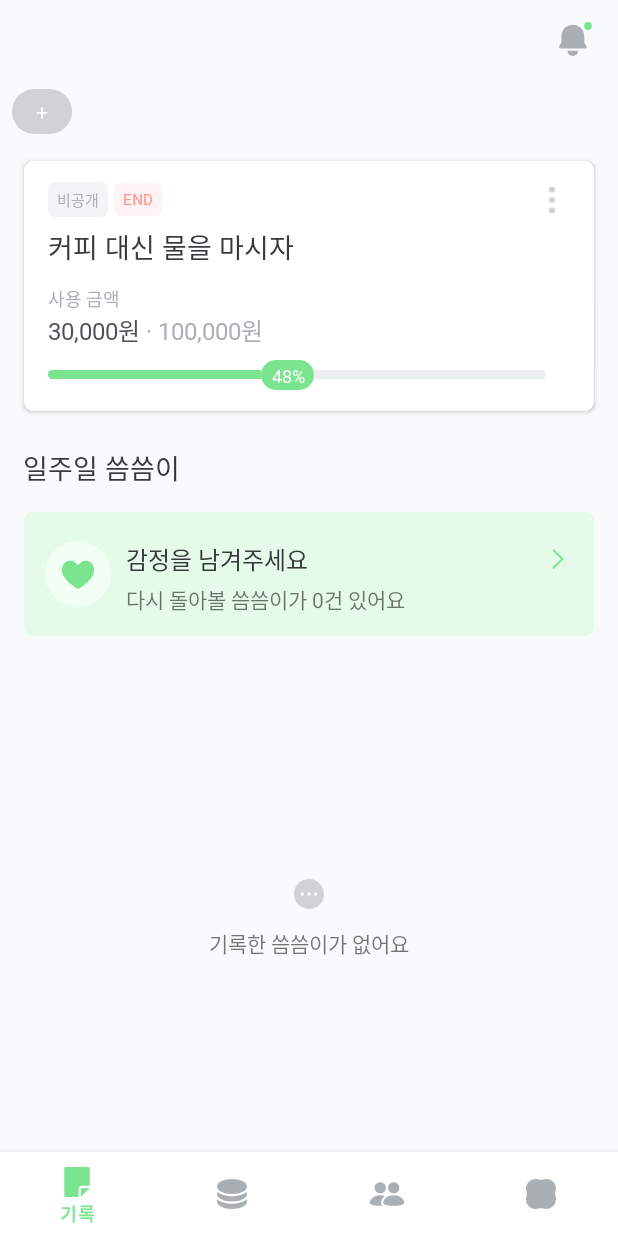
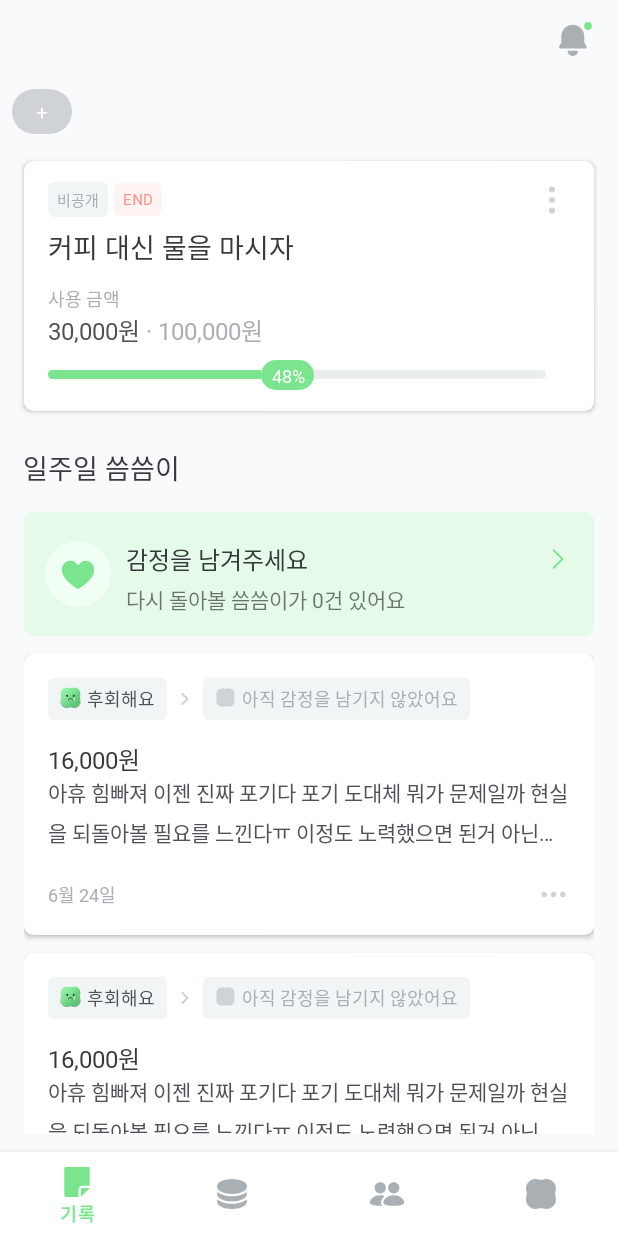
Before and after one commit to PomeTeam/POME_Android, an Android app: the screen it shows after launch (MainActivity), after a tap on "test", on a phone screen of 412 x 824 dp. Run offline under Robolectric (Android 15) with nearby library versions, the phone set to English and light mode, and no system bars; our stand-ins replace Dagger/Hilt's generated code, data binding, navigation-ui; 2 statements that could not run were skipped.

Commit message:
feat : contents card item list 구현

```diff
--- /dev/null
+++ b/app/src/main/java/com/teampome/pome/presentation/record/RecordContentsCardAdapter.kt
@@ -0,0 +1,45 @@
+package com.teampome.pome.presentation.record
+
+import android.view.LayoutInflater
+import android.view.ViewGroup
+import androidx.recyclerview.widget.DiffUtil
+import androidx.recyclerview.widget.ListAdapter
+import androidx.recyclerview.widget.RecyclerView
+import com.teampome.pome.databinding.ItemRecordEmotionCardBinding
+
+class RecordContentsCardAdapter : ListAdapter<String, RecordContentsCardAdapter.RecordContentsCardViewHolder>(
+    RecordContentsCardDiffCallback()
+) {
+    private lateinit var binding: ItemRecordEmotionCardBinding
+
+    override fun onCreateViewHolder(
+        parent: ViewGroup,
+        viewType: Int
+    ): RecordContentsCardViewHolder {
+        binding = ItemRecordEmotionCardBinding.inflate(LayoutInflater.from(parent.context), parent, false)
+
+        return RecordContentsCardViewHolder(binding)
+    }
+
+    override fun onBindViewHolder(holder: RecordContentsCardViewHolder, position: Int) {
+        holder.bind()
+    }
+
+    inner class RecordContentsCardViewHolder(
+        binding : ItemRecordEmotionCardBinding
+    ) : RecyclerView.ViewHolder(binding.root) {
+        fun bind() {
+
+        }
+    }
+}
+
+class RecordContentsCardDiffCallback : DiffUtil.ItemCallback<String>() {
+    override fun areItemsTheSame(oldItem: String, newItem: String): Boolean {
+        return oldItem == newItem
+    }
+
+    override fun areContentsTheSame(oldItem: String, newItem: String): Boolean {
+        return oldItem == newItem
+    }
+}
--- a/app/src/main/java/com/teampome/pome/presentation/record/RecordFragment.kt
+++ b/app/src/main/java/com/teampome/pome/presentation/record/RecordFragment.kt
@@ -26,6 +26,8 @@ class RecordFragment : BaseFragment<FragmentRecordBinding>(R.layout.fragment_rec
                     }
                 })
             }
+
+        binding.recordEmotionRv.adapter = RecordContentsCardAdapter()
 
         binding.recordAmountProgressAsb.apply {
             isEnabled = false
@@ -61,6 +63,18 @@ class RecordFragment : BaseFragment<FragmentRecordBinding>(R.layout.fragment_rec
                 )
             )
         )
+
+        (binding.recordEmotionRv.adapter as RecordContentsCardAdapter).submitList(
+            listOf(
+                "",
+                "",
+                "",
+                "",
+                "",
+                "",
+                ""
+            )
+        )
     }
 
     override fun initListener() {
--- /dev/null
+++ b/app/src/main/res/drawable/emoji_mono_16.xml
@@ -0,0 +1,9 @@
+<vector xmlns:android="http://schemas.android.com/apk/res/android"
+    android:width="16dp"
+    android:height="16dp"
+    android:viewportWidth="16"
+    android:viewportHeight="16">
+  <path
+      android:pathData="M1.186,6.742C0.191,3.345 3.345,0.191 6.742,1.186C7.563,1.427 8.437,1.427 9.258,1.186C12.655,0.192 15.809,3.345 14.814,6.742C14.573,7.563 14.573,8.437 14.814,9.258C15.808,12.655 12.655,15.809 9.258,14.814C8.437,14.573 7.563,14.573 6.742,14.814C3.345,15.808 0.191,12.655 1.186,9.258C1.427,8.437 1.427,7.563 1.186,6.742Z"
+      android:fillColor="#CFD3D6"/>
+</vector>
--- /dev/null
+++ b/app/src/main/res/drawable/ic_more_22.xml
@@ -0,0 +1,10 @@
+<vector xmlns:android="http://schemas.android.com/apk/res/android"
+    android:width="22dp"
+    android:height="22dp"
+    android:viewportWidth="22"
+    android:viewportHeight="22">
+  <path
+      android:pathData="M4.794,12.833C4.553,12.833 4.315,12.786 4.093,12.694C3.87,12.601 3.668,12.466 3.498,12.296C3.327,12.126 3.192,11.923 3.1,11.701C3.008,11.478 2.961,11.24 2.961,10.999C2.961,10.758 3.008,10.52 3.101,10.297C3.193,10.075 3.328,9.873 3.498,9.703C3.669,9.532 3.871,9.397 4.093,9.305C4.316,9.213 4.554,9.166 4.795,9.166C5.282,9.166 5.748,9.359 6.092,9.703C6.436,10.047 6.629,10.514 6.629,11C6.628,11.486 6.435,11.953 6.091,12.297C5.747,12.64 5.281,12.833 4.794,12.833ZM11.001,12.833C10.515,12.833 10.049,12.64 9.705,12.296C9.361,11.953 9.168,11.486 9.168,11C9.168,10.514 9.361,10.047 9.705,9.704C10.049,9.36 10.515,9.167 11.001,9.167C11.487,9.167 11.954,9.36 12.297,9.704C12.641,10.047 12.834,10.514 12.834,11C12.834,11.486 12.641,11.953 12.297,12.296C11.954,12.64 11.487,12.833 11.001,12.833ZM17.207,12.833C16.966,12.833 16.728,12.786 16.505,12.694C16.283,12.601 16.08,12.466 15.91,12.296C15.74,12.126 15.605,11.923 15.513,11.701C15.421,11.478 15.373,11.24 15.373,10.999C15.374,10.758 15.421,10.52 15.513,10.297C15.606,10.075 15.741,9.873 15.911,9.703C16.081,9.532 16.284,9.397 16.506,9.305C16.729,9.213 16.967,9.166 17.208,9.166C17.694,9.166 18.16,9.359 18.504,9.703C18.848,10.047 19.041,10.514 19.041,11C19.041,11.486 18.848,11.953 18.504,12.297C18.16,12.64 17.693,12.833 17.207,12.833Z"
+      android:fillColor="#CFD3D6"
+      android:fillType="evenOdd"/>
+</vector>
--- a/app/src/main/res/layout/fragment_record.xml
+++ b/app/src/main/res/layout/fragment_record.xml
@@ -326,6 +326,7 @@
             android:id="@+id/record_no_write_emotion_container_cl"
             android:layout_width="match_parent"
             android:layout_height="0dp"
+            android:visibility="gone"
             app:layout_constraintTop_toBottomOf="@id/record_write_emotion_container_cl"
             app:layout_constraintBottom_toBottomOf="parent">
 
@@ -355,5 +356,18 @@
                     app:layout_constraintEnd_toEndOf="@id/record_no_write_emotion_aiv"/>
             </androidx.constraintlayout.widget.ConstraintLayout>
         </androidx.constraintlayout.widget.ConstraintLayout>
+
+        <androidx.recyclerview.widget.RecyclerView
+            android:id="@+id/record_emotion_rv"
+            android:layout_width="0dp"
+            android:layout_height="0dp"
+            app:layoutManager="androidx.recyclerview.widget.LinearLayoutManager"
+            tools:listitem="@layout/item_record_emotion_card"
+            android:layout_marginVertical="12dp"
+            android:paddingHorizontal="16dp"
+            app:layout_constraintTop_toBottomOf="@id/record_write_emotion_container_cl"
+            app:layout_constraintStart_toStartOf="parent"
+            app:layout_constraintEnd_toEndOf="parent"
+            app:layout_constraintBottom_toBottomOf="parent"/>
     </androidx.constraintlayout.widget.ConstraintLayout>
 </layout>
--- /dev/null
+++ b/app/src/main/res/layout/item_record_emotion_card.xml
@@ -0,0 +1,155 @@
+<?xml version="1.0" encoding="utf-8"?>
+<layout xmlns:android="http://schemas.android.com/apk/res/android"
+    xmlns:app="http://schemas.android.com/apk/res-auto"
+    xmlns:tools="http://schemas.android.com/tools"
+    xmlns:bind="http://schemas.android.com/tools">
+
+    <data>
+
+    </data>
+
+    <androidx.cardview.widget.CardView
+        android:layout_width="match_parent"
+        android:layout_height="wrap_content"
+        app:cardCornerRadius="6dp"
+        app:cardBackgroundColor="@color/white"
+        app:cardPreventCornerOverlap="true"
+        android:shadowDy="2"
+        android:layout_marginBottom="12dp">
+
+        <androidx.constraintlayout.widget.ConstraintLayout
+            android:layout_width="match_parent"
+            android:layout_height="wrap_content"
+            android:padding="16dp">
+
+            <androidx.constraintlayout.widget.ConstraintLayout
+                android:id="@+id/record_contents_card_first_emotion_container_cl"
+                android:layout_width="wrap_content"
+                android:layout_height="wrap_content"
+                android:background="@drawable/item_grey1_r4_background"
+                android:paddingHorizontal="8dp"
+                android:paddingVertical="6dp"
+                app:layout_constraintStart_toStartOf="parent"
+                app:layout_constraintTop_toTopOf="parent">
+
+                <androidx.appcompat.widget.AppCompatImageView
+                    android:id="@+id/record_contents_card_first_emotion_aiv"
+                    android:layout_width="14dp"
+                    android:layout_height="14dp"
+                    android:scaleType="fitXY"
+                    tools:src="@drawable/emoji_mint_fiter_sad"
+                    android:src="@drawable/emoji_mint_fiter_sad"
+                    app:layout_constraintStart_toStartOf="parent"
+                    app:layout_constraintTop_toTopOf="parent" />
+
+                <androidx.appcompat.widget.AppCompatTextView
+                    android:id="@+id/record_contents_card_first_emotion_tv"
+                    style="@style/Pome.Medium.12"
+                    android:layout_width="wrap_content"
+                    android:layout_height="wrap_content"
+                    android:layout_marginStart="4dp"
+                    tools:text="후회해요"
+                    android:text="후회해요"
+                    android:textColor="@color/grey_7"
+                    app:layout_constraintBottom_toBottomOf="@id/record_contents_card_first_emotion_aiv"
+                    app:layout_constraintStart_toEndOf="@id/record_contents_card_first_emotion_aiv"
+                    app:layout_constraintTop_toTopOf="@id/record_contents_card_first_emotion_aiv" />
+            </androidx.constraintlayout.widget.ConstraintLayout>
+
+            <androidx.appcompat.widget.AppCompatImageView
+                android:id="@+id/record_contents_card_next_arrow_aiv"
+                android:layout_width="wrap_content"
+                android:layout_height="wrap_content"
+                android:layout_marginStart="6dp"
+                android:src="@drawable/ic_arrow_right_12"
+                app:layout_constraintBottom_toBottomOf="@id/record_contents_card_first_emotion_container_cl"
+                app:layout_constraintStart_toEndOf="@id/record_contents_card_first_emotion_container_cl"
+                app:layout_constraintTop_toTopOf="@id/record_contents_card_first_emotion_container_cl" />
+
+            <androidx.constraintlayout.widget.ConstraintLayout
+                android:id="@+id/record_contents_card_last_emotion_container_cl"
+                android:layout_width="wrap_content"
+                android:layout_height="wrap_content"
+                android:layout_marginStart="6dp"
+                android:background="@drawable/item_grey1_r4_background"
+                android:paddingHorizontal="8dp"
+                android:paddingVertical="6dp"
+                app:layout_constraintBottom_toBottomOf="@id/record_contents_card_first_emotion_container_cl"
+                app:layout_constraintStart_toEndOf="@id/record_contents_card_next_arrow_aiv"
+                app:layout_constraintTop_toTopOf="@id/record_contents_card_first_emotion_container_cl">
+
+                <androidx.appcompat.widget.AppCompatImageView
+                    android:id="@+id/record_contents_card_last_emotion_aiv"
+                    android:layout_width="14dp"
+                    android:layout_height="14dp"
+                    android:scaleType="fitXY"
+                    tools:src="@drawable/emoji_mono_16"
+                    android:src="@drawable/emoji_mono_16"
+                    app:layout_constraintStart_toStartOf="parent"
+                    app:layout_constraintTop_toTopOf="parent" />
+
+                <androidx.appcompat.widget.AppCompatTextView
+                    android:id="@+id/record_contents_card_last_emotion_tv"
+                    style="@style/Pome.Medium.12"
+                    android:layout_width="wrap_content"
+                    android:layout_height="wrap_content"
+                    android:layout_marginStart="4dp"
+                    tools:text="아직 감정을 남기지 않았어요"
+                    android:text="아직 감정을 남기지 않았어요"
+                    android:textColor="@color/grey_5"
+                    app:layout_constraintBottom_toBottomOf="@id/record_contents_card_last_emotion_aiv"
+                    app:layout_constraintStart_toEndOf="@id/record_contents_card_last_emotion_aiv"
+                    app:layout_constraintTop_toTopOf="@id/record_contents_card_last_emotion_aiv" />
+            </androidx.constraintlayout.widget.ConstraintLayout>
+
+            <androidx.appcompat.widget.AppCompatTextView
+                style="@style/Pome.SemiBold.16"
+                android:id="@+id/record_contents_card_title_atv"
+                android:layout_width="wrap_content"
+                android:layout_height="wrap_content"
+                android:text="16,000원"
+                android:textColor="@color/grey_8"
+                android:lineSpacingExtra="3sp"
+                android:maxLines="1"
+                android:ellipsize="end"
+                android:layout_marginTop="14dp"
+                app:layout_constraintTop_toBottomOf="@id/record_contents_card_first_emotion_container_cl"
+                app:layout_constraintStart_toStartOf="parent"/>
+
+            <androidx.appcompat.widget.AppCompatTextView
+                style="@style/Pome.Regular.14"
+                android:id="@+id/record_contents_card_subtitle_atv"
+                android:layout_width="0dp"
+                android:layout_height="wrap_content"
+                android:maxLines="2"
+                android:ellipsize="end"
+                android:textColor="@color/grey_7"
+                tools:text="아휴 힘빠져 이젠 진짜 포기다 포기 도대체 뭐가 문제일까 현실을 되돌아볼 필요를 느낀다ㅠ 이정도 노력했으면 된거 아닌가 진짜 개 힘빠지네 그래서 오늘은 물 대신 라떼 한잔을 마셨습니다 ㅋ 라뗴 존맛탱~~ 다들 나흐바 시그니쳐 커피를 마셔주세요 설탕 솔솔 뿌려서 개맛있음"
+                android:text="아휴 힘빠져 이젠 진짜 포기다 포기 도대체 뭐가 문제일까 현실을 되돌아볼 필요를 느낀다ㅠ 이정도 노력했으면 된거 아닌가 진짜 개 힘빠지네 그래서 오늘은 물 대신 라떼 한잔을 마셨습니다 ㅋ 라뗴 존맛탱~~ 다들 나흐바 시그니쳐 커피를 마셔주세요 설탕 솔솔 뿌려서 개맛있음"
+                android:lineSpacingExtra="6sp"
+                app:layout_constraintTop_toBottomOf="@id/record_contents_card_title_atv"
+                app:layout_constraintStart_toStartOf="parent"
+                app:layout_constraintEnd_toEndOf="parent"/>
+
+            <androidx.appcompat.widget.AppCompatTextView
+                style="@style/Pome.Regular.12"
+                android:id="@+id/record_contents_card_date_atv"
+                android:layout_width="wrap_content"
+                android:layout_height="wrap_content"
+                tools:text="6월 24일"
+                android:text="6월 24일"
+                android:textColor="@color/grey_5"
+                android:layout_marginTop="22dp"
+                app:layout_constraintTop_toBottomOf="@id/record_contents_card_subtitle_atv"
+                app:layout_constraintStart_toStartOf="parent"/>
+
+            <androidx.appcompat.widget.AppCompatImageView
+                android:layout_width="wrap_content"
+                android:layout_height="wrap_content"
+                app:layout_constraintTop_toTopOf="@id/record_contents_card_date_atv"
+                app:layout_constraintBottom_toBottomOf="@id/record_contents_card_date_atv"
+                app:layout_constraintEnd_toEndOf="parent"
+                android:src="@drawable/ic_more_22"/>
+        </androidx.constraintlayout.widget.ConstraintLayout>
+    </androidx.cardview.widget.CardView>
+</layout>
```
